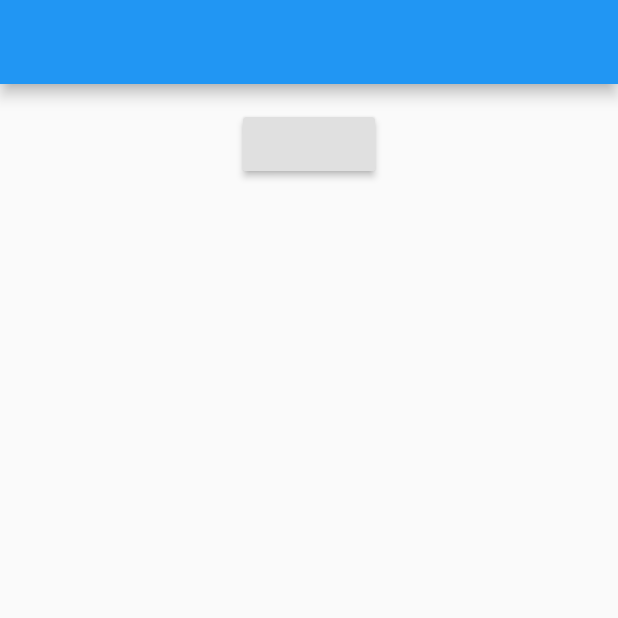
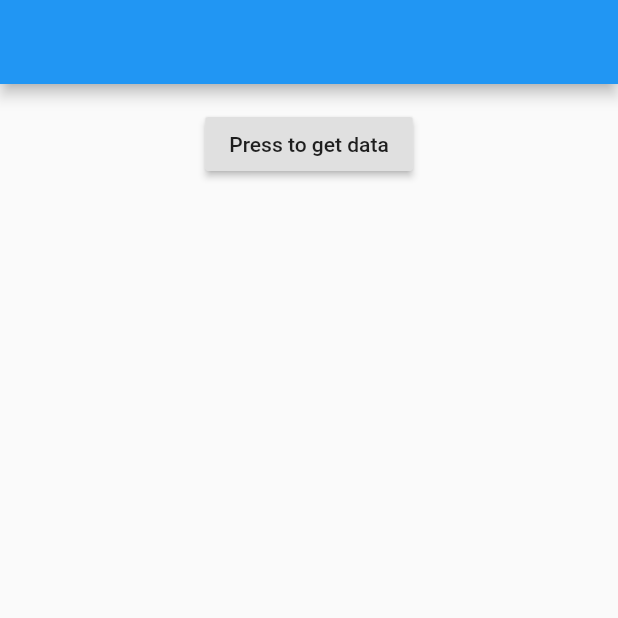
Before and after one commit to aakashkapdi/connection, a Flutter app: the screen it shows after launch, on a phone screen of 412 x 824 dp, the top half of it. Run offline on Flutter 3.47's test engine with Material 2 defaults, Android fonts, the phone set to English and light mode, and no system bars; our stand-ins replace flutter_tts.

Commit message:
final integration

```diff
--- a/lib/main.dart
+++ b/lib/main.dart
@@ -13,8 +13,10 @@ class MyApp extends StatefulWidget {
 }
 
 class _MyAppState extends State<MyApp> {
-  FlutterTts flutterTts = FlutterTts();
+  FlutterTts tts = FlutterTts();
   String data = "";
+  List sensor;
+  int sensor1, sensor2, sensor3;
   void getdata() async {
     try {
       var url = 'http://192.168.43.116/';
@@ -24,7 +26,13 @@ class _MyAppState extends State<MyApp> {
         if (response.statusCode == 200) {
           data = response.body;
           print(">>>>>>>>>>>>>>>>>>>>>>>>>>>>>>>>>>>>>>" + data);
-          //if (int.parse(body) < 10) tts.speak("hello");
+          sensor = data.split(",");
+          sensor1 = int.parse(sensor[0]);
+          sensor2 = int.parse(sensor[1]);
+          sensor3 = int.parse(sensor[2]);
+          print("sensor1:" + sensor1.toString());
+          print("sensor2:" + sensor2.toString());
+          print("sensor3:" + sensor3.toString());
         } else {
           data = 'Request failed with status: ${response.statusCode}.';
           print('Request failed with status: ${response.statusCode}.');
@@ -45,9 +53,12 @@ class _MyAppState extends State<MyApp> {
               child: Column(
                 children: <Widget>[
                   Text(data),
-                  RaisedButton(onPressed: () {
-                    getdata();
-                  })
+                  RaisedButton(
+                    onPressed: () {
+                      getdata();
+                    },
+                    child: Text("Press to get data"),
+                  )
                 ],
               ),
             )));
```
Also changed, not shown: 1 other file.
